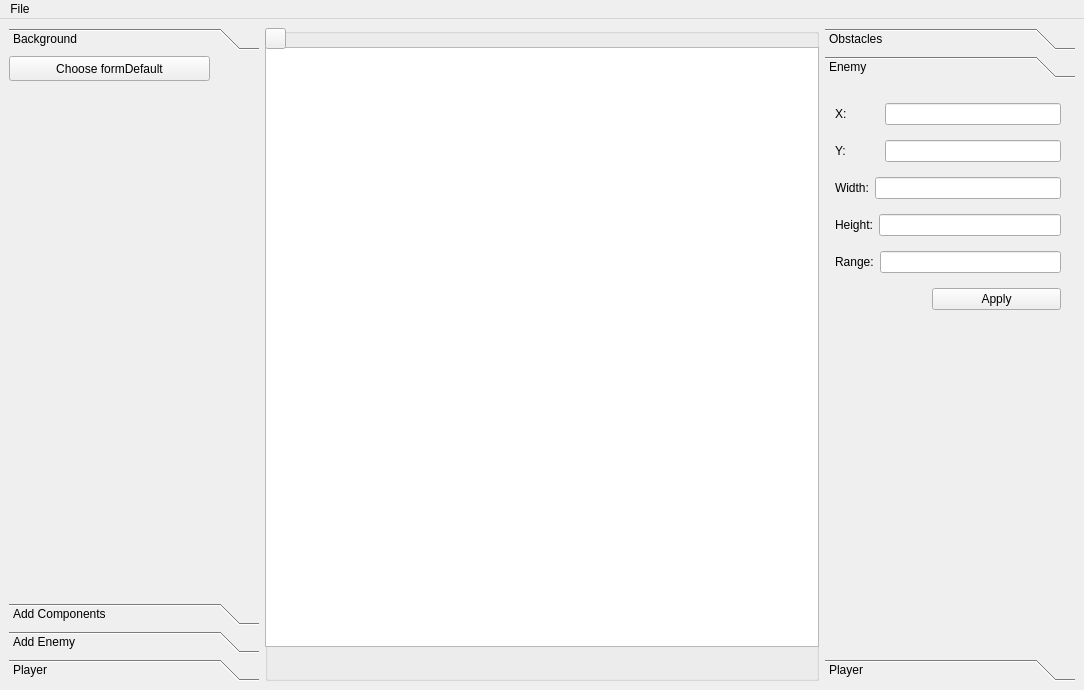
This is src/RS_game_engine/mainwindow.ui in MATF-RS20/RS017-qtgameengine as Qt 5 draws it before an edit. The edited form follows.
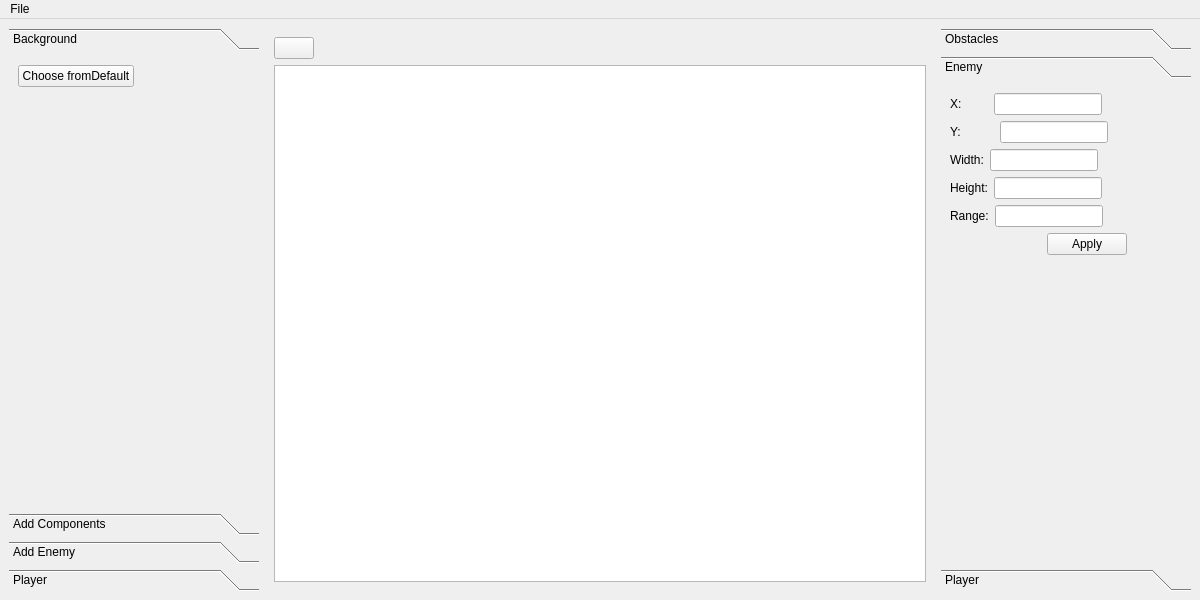
This is the edited form. The open tabs and pages were chosen to show the change. Icons and pictures are not drawn.

```diff
--- a/src/RS_game_engine/mainwindow.ui
+++ b/src/RS_game_engine/mainwindow.ui
@@ -6,10 +6,19 @@
    <rect>
     <x>0</x>
     <y>0</y>
-    <width>1084</width>
-    <height>690</height>
+    <width>1200</width>
+    <height>600</height>
    </rect>
   </property>
+  <property name="sizePolicy">
+   <sizepolicy hsizetype="Expanding" vsizetype="Expanding">
+    <horstretch>0</horstretch>
+    <verstretch>0</verstretch>
+   </sizepolicy>
+  </property>
+  <property name="contextMenuPolicy">
+   <enum>Qt::NoContextMenu</enum>
+  </property>
   <property name="windowTitle">
    <string>MainWindow</string>
   </property>
@@ -17,6 +26,18 @@
    <layout class="QHBoxLayout" name="horizontalLayout">
     <item>
      <widget class="QToolBox" name="tbConfigure">
+      <property name="sizePolicy">
+       <sizepolicy hsizetype="Expanding" vsizetype="Expanding">
+        <horstretch>0</horstretch>
+        <verstretch>0</verstretch>
+       </sizepolicy>
+      </property>
+      <property name="minimumSize">
+       <size>
+        <width>250</width>
+        <height>0</height>
+       </size>
+      </property>
       <property name="maximumSize">
        <size>
         <width>250</width>
@@ -32,25 +53,21 @@
          <x>0</x>
          <y>0</y>
          <width>250</width>
-         <height>526</height>
+         <height>436</height>
         </rect>
        </property>
        <attribute name="label">
         <string>Background</string>
        </attribute>
+       <layout class="QFormLayout" name="formLayout_5">
+        <item row="0" column="0">
        <widget class="QPushButton" name="pbChooseFromDefault">
-        <property name="geometry">
-         <rect>
-          <x>0</x>
-          <y>0</y>
-          <width>201</width>
-          <height>25</height>
-         </rect>
-        </property>
         <property name="text">
-         <string>Choose formDefault</string>
-        </property>
-       </widget>
+           <string>Choose fromDefault</string>
+          </property>
+         </widget>
+        </item>
+       </layout>
       </widget>
       <widget class="QWidget" name="page_3">
        <property name="geometry">
@@ -58,25 +75,21 @@
          <x>0</x>
          <y>0</y>
          <width>250</width>
-         <height>526</height>
+         <height>436</height>
         </rect>
        </property>
        <attribute name="label">
         <string>Add Components</string>
        </attribute>
+       <layout class="QFormLayout" name="formLayout_6">
+        <item row="0" column="0">
        <widget class="QPushButton" name="pbRectangle">
-        <property name="geometry">
-         <rect>
-          <x>0</x>
-          <y>10</y>
-          <width>89</width>
-          <height>25</height>
-         </rect>
-        </property>
         <property name="text">
          <string>Rectangle</string>
         </property>
        </widget>
+        </item>
+       </layout>
       </widget>
       <widget class="QWidget" name="page_2">
        <property name="geometry">
@@ -84,25 +97,21 @@
          <x>0</x>
          <y>0</y>
          <width>250</width>
-         <height>526</height>
+         <height>436</height>
         </rect>
        </property>
        <attribute name="label">
         <string>Add Enemy</string>
        </attribute>
+       <layout class="QFormLayout" name="formLayout_7">
+        <item row="0" column="0">
        <widget class="QPushButton" name="pbEnemyOne">
-        <property name="geometry">
-         <rect>
-          <x>10</x>
-          <y>10</y>
-          <width>89</width>
-          <height>25</height>
-         </rect>
-        </property>
         <property name="text">
-         <string>Emeny one</string>
-        </property>
-       </widget>
+           <string>Enemy one</string>
+          </property>
+         </widget>
+        </item>
+       </layout>
       </widget>
       <widget class="QWidget" name="page_6">
        <property name="geometry">
@@ -110,47 +119,34 @@
          <x>0</x>
          <y>0</y>
          <width>250</width>
-         <height>526</height>
+         <height>436</height>
         </rect>
        </property>
        <attribute name="label">
         <string>Player</string>
        </attribute>
+       <layout class="QFormLayout" name="formLayout_8">
+        <item row="0" column="0">
        <widget class="QPushButton" name="pbAddPlayer">
-        <property name="geometry">
-         <rect>
-          <x>10</x>
-          <y>10</y>
-          <width>89</width>
-          <height>25</height>
-         </rect>
-        </property>
         <property name="text">
          <string>Add Player</string>
         </property>
        </widget>
+        </item>
+       </layout>
       </widget>
      </widget>
     </item>
     <item>
-     <widget class="QGroupBox" name="groupBox">
-      <property name="enabled">
-       <bool>true</bool>
-      </property>
+     <widget class="QWidget" name="gridWidget" native="true">
+      <layout class="QGridLayout" name="gridLayout">
+       <item row="1" column="0" colspan="2">
       <widget class="QGraphicsView" name="gvMainScene">
        <property name="enabled">
         <bool>true</bool>
        </property>
-       <property name="geometry">
-        <rect>
-         <x>0</x>
-         <y>19</y>
-         <width>554</width>
-         <height>600</height>
-        </rect>
-       </property>
        <property name="sizePolicy">
-        <sizepolicy hsizetype="Maximum" vsizetype="Maximum">
+          <sizepolicy hsizetype="Preferred" vsizetype="Preferred">
          <horstretch>0</horstretch>
          <verstretch>0</verstretch>
         </sizepolicy>
@@ -159,15 +155,22 @@
         <bool>false</bool>
        </property>
       </widget>
+       </item>
+       <item row="0" column="1">
+        <spacer name="horizontalSpacer_4">
+         <property name="orientation">
+          <enum>Qt::Horizontal</enum>
+         </property>
+         <property name="sizeHint" stdset="0">
+          <size>
+           <width>40</width>
+           <height>20</height>
+          </size>
+         </property>
+        </spacer>
+       </item>
+       <item row="0" column="0">
       <widget class="QPushButton" name="startBt">
-       <property name="geometry">
-        <rect>
-         <x>0</x>
-         <y>0</y>
-         <width>21</width>
-         <height>21</height>
-        </rect>
-       </property>
        <property name="font">
         <font>
          <family>Ubuntu</family>
@@ -185,16 +188,24 @@
         <bool>false</bool>
        </property>
       </widget>
+       </item>
+      </layout>
      </widget>
     </item>
     <item>
      <widget class="QToolBox" name="tbComponentInfo">
       <property name="sizePolicy">
-       <sizepolicy hsizetype="Expanding" vsizetype="Preferred">
+       <sizepolicy hsizetype="Expanding" vsizetype="Expanding">
         <horstretch>0</horstretch>
         <verstretch>0</verstretch>
        </sizepolicy>
       </property>
+      <property name="minimumSize">
+       <size>
+        <width>250</width>
+        <height>0</height>
+       </size>
+      </property>
       <property name="maximumSize">
        <size>
         <width>250</width>
@@ -202,7 +213,7 @@
        </size>
       </property>
       <property name="currentIndex">
-       <number>2</number>
+       <number>0</number>
       </property>
       <widget class="QWidget" name="page_4">
        <property name="geometry">
@@ -210,21 +221,14 @@
          <x>0</x>
          <y>0</y>
          <width>250</width>
-         <height>557</height>
+         <height>467</height>
         </rect>
        </property>
        <attribute name="label">
         <string>Obstacles</string>
        </attribute>
-       <widget class="QWidget" name="layoutWidget">
-        <property name="geometry">
-         <rect>
-          <x>20</x>
-          <y>10</y>
-          <width>199</width>
-          <height>163</height>
-         </rect>
-        </property>
+       <layout class="QFormLayout" name="formLayout_2">
+        <item row="0" column="0">
         <layout class="QVBoxLayout" name="verticalLayout_2">
          <item>
           <layout class="QVBoxLayout" name="verticalLayout">
@@ -359,7 +363,8 @@
           </layout>
          </item>
         </layout>
-       </widget>
+        </item>
+       </layout>
       </widget>
       <widget class="QWidget" name="page_5">
        <property name="geometry">
@@ -367,24 +372,18 @@
          <x>0</x>
          <y>0</y>
          <width>250</width>
-         <height>557</height>
+         <height>467</height>
         </rect>
        </property>
        <attribute name="label">
         <string>Enemy</string>
        </attribute>
-       <widget class="QWidget" name="layoutWidget">
-        <property name="geometry">
-         <rect>
-          <x>10</x>
-          <y>10</y>
-          <width>226</width>
-          <height>227</height>
-         </rect>
-        </property>
-        <layout class="QVBoxLayout" name="verticalLayout_3">
-         <item>
+       <layout class="QFormLayout" name="formLayout_4">
+        <item row="0" column="0">
           <layout class="QHBoxLayout" name="horizontalLayout_7">
+          <property name="spacing">
+           <number>0</number>
+          </property>
            <item>
             <widget class="QLabel" name="label_5">
              <property name="minimumSize">
@@ -409,7 +408,7 @@
            </item>
           </layout>
          </item>
-         <item>
+        <item row="1" column="0">
           <layout class="QHBoxLayout" name="horizontalLayout_8">
            <item>
             <widget class="QLabel" name="label_6">
@@ -429,7 +428,7 @@
            </item>
           </layout>
          </item>
-         <item>
+        <item row="2" column="0">
           <layout class="QHBoxLayout" name="horizontalLayout_9">
            <item>
             <widget class="QLabel" name="label_8">
@@ -443,7 +442,7 @@
            </item>
           </layout>
          </item>
-         <item>
+        <item row="3" column="0">
           <layout class="QHBoxLayout" name="horizontalLayout_10">
            <item>
             <widget class="QLabel" name="label_9">
@@ -457,7 +456,7 @@
            </item>
           </layout>
          </item>
-         <item>
+        <item row="4" column="0">
           <layout class="QHBoxLayout" name="horizontalLayout_11">
            <item>
             <widget class="QLabel" name="label_7">
@@ -471,7 +470,7 @@
            </item>
           </layout>
          </item>
-         <item>
+        <item row="5" column="0">
           <layout class="QHBoxLayout" name="horizontalLayout_12">
            <item>
             <spacer name="horizontalSpacer_2">
@@ -500,28 +499,20 @@
          </item>
         </layout>
        </widget>
-      </widget>
       <widget class="QWidget" name="page_7">
        <property name="geometry">
         <rect>
          <x>0</x>
          <y>0</y>
          <width>250</width>
-         <height>557</height>
+         <height>467</height>
         </rect>
        </property>
        <attribute name="label">
         <string>Player</string>
        </attribute>
-       <widget class="QWidget" name="">
-        <property name="geometry">
-         <rect>
-          <x>10</x>
-          <y>22</y>
-          <width>230</width>
-          <height>318</height>
-         </rect>
-        </property>
+       <layout class="QFormLayout" name="formLayout_3">
+        <item row="0" column="0">
         <layout class="QVBoxLayout" name="verticalLayout_4">
          <item>
           <layout class="QHBoxLayout" name="horizontalLayout_13">
@@ -741,7 +732,8 @@
           </layout>
          </item>
         </layout>
-       </widget>
+        </item>
+       </layout>
       </widget>
      </widget>
     </item>
@@ -752,7 +744,7 @@
     <rect>
      <x>0</x>
      <y>0</y>
-     <width>1084</width>
+     <width>1200</width>
      <height>22</height>
     </rect>
    </property>
```
Lines whose indentation alone changed are shown as unchanged.
